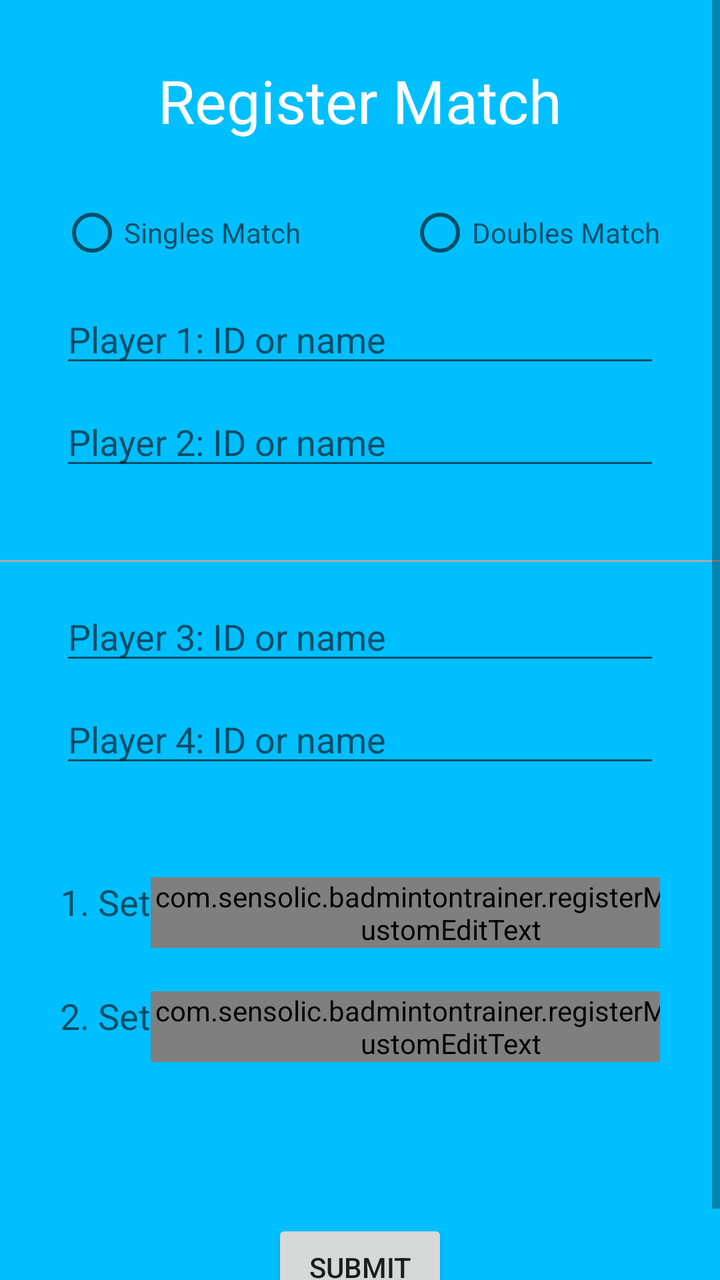
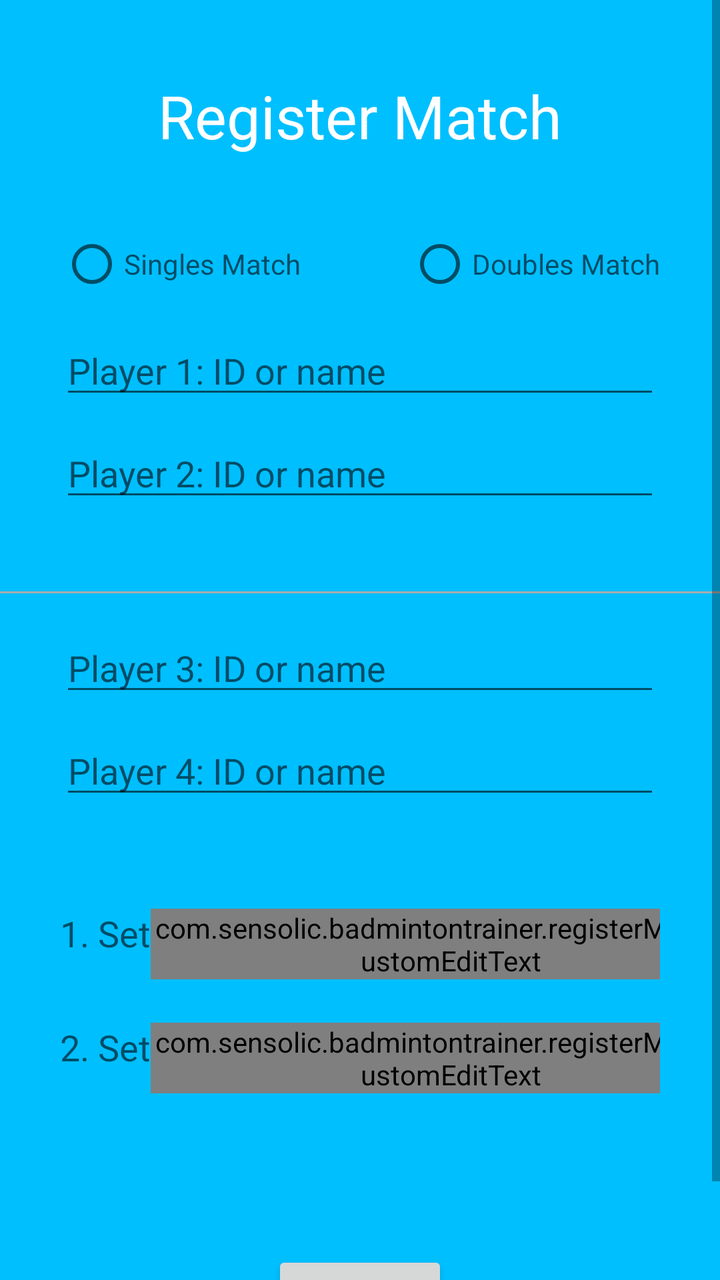

Screens rendered from an Android XML layout before and after an edit, with the pre-edit source and the edit as a unified diff.
<!-- AndroidManifest.xml: application theme AppTheme -->
<!-- res/layout/activity_register_match.xml -->
<?xml version="1.0" encoding="utf-8"?>
<ScrollView xmlns:android="http://schemas.android.com/apk/res/android"
    xmlns:tools="http://schemas.android.com/tools"
    android:id="@+id/registerMatchScrollView"
    android:layout_width="match_parent"
    android:layout_height="match_parent"
    android:focusable="true"
    android:focusableInTouchMode="true"
    android:background="@color/colorPrimaryDark"
    tools:context=".registerMatch.RegisterMatchActivity">

    <RelativeLayout
        android:id="@+id/registerMatchContainer"
        android:layout_width="match_parent"
        android:layout_height="wrap_content"
        android:orientation="vertical">

        <TextView
            android:id="@+id/registerMatchHeadline"
            android:layout_width="wrap_content"
            android:layout_height="wrap_content"
            android:layout_centerInParent="true"
            android:layout_alignParentTop="true"
            android:layout_margin="@dimen/marginRegisterMatch"
            android:text="@string/registerMatchHeadline"
            android:textColor="@color/colorRegisterMatch"
            android:textSize="30sp" />

        <RadioGroup
            android:id="@+id/matchTypeSelector"
            android:layout_width="wrap_content"
            android:layout_height="wrap_content"
            android:layout_marginStart="30dp"
            android:layout_marginEnd="30dp"
            android:layout_below="@id/registerMatchHeadline"
            android:orientation="horizontal">

            <RadioButton
                android:id="@+id/singlesMatchSelector"
                android:layout_width="wrap_content"
                android:layout_height="wrap_content"
                android:hint="Singles Match" />

            <View
                android:layout_width="0dp"
                android:layout_height="0dp"
                android:layout_weight="1" />

            <RadioButton
                android:id="@+id/doublesMatchSelector"
                android:layout_width="wrap_content"
                android:layout_height="wrap_content"
                android:hint="Doubles Match" />
        </RadioGroup>

        <AutoCompleteTextView
            android:id="@+id/team1player1chooser"
            android:layout_width="match_parent"
            android:layout_height="wrap_content"
            android:layout_below="@id/matchTypeSelector"
            android:layout_marginStart="30dp"
            android:layout_marginTop="15dp"
            android:layout_marginEnd="30dp"
            android:lines="1"
            android:hint="Player 1: ID or name"
            android:minWidth="233dp"
            android:imeOptions="actionNext"
            android:inputType="textPersonName"/>

        <AutoCompleteTextView
            android:id="@+id/team1player2chooser"
            android:layout_width="match_parent"
            android:layout_height="wrap_content"
            android:layout_below="@id/team1player1chooser"
            android:layout_marginStart="30dp"
            android:layout_marginTop="10dp"
            android:layout_marginEnd="30dp"
            android:hint="Player 2: ID or name"
            android:minWidth="233dp"
            android:imeOptions="actionNext"
            android:inputType="textPersonName"/>

        <View
            android:id="@+id/playerSeparator1"
            android:layout_width="match_parent"
            android:layout_height="1dp"
            android:layout_below="@id/team1player2chooser"
            android:layout_marginTop="40dp"
            android:background="@android:color/darker_gray"/>

        <AutoCompleteTextView
            android:id="@+id/team2player1chooser"
            android:layout_width="match_parent"
            android:layout_height="wrap_content"
            android:layout_below="@id/playerSeparator1"
            android:layout_marginStart="30dp"
            android:layout_marginTop="15dp"
            android:layout_marginEnd="30dp"
            android:hint="Player 3: ID or name"
            android:minWidth="233dp"
            android:imeOptions="actionNext"
            android:inputType="textPersonName"/>

        <AutoCompleteTextView
            android:id="@+id/team2player2chooser"
            android:layout_width="match_parent"
            android:layout_height="wrap_content"
            android:layout_below="@id/team2player1chooser"
            android:layout_marginStart="30dp"
            android:layout_marginTop="10dp"
            android:layout_marginEnd="30dp"
            android:hint="Player 4: ID or name"
            android:minWidth="233dp"
            android:imeOptions="actionNext"
            android:inputType="textPersonName"/>

        <LinearLayout
            android:id="@+id/score1Container"
            android:layout_width="match_parent"
            android:layout_height="wrap_content"
            android:layout_below="@id/team2player2chooser"
            android:layout_marginStart="30dp"
            android:layout_marginTop="50dp"
            android:layout_marginEnd="30dp"
            android:orientation="horizontal">

            <TextView
                android:layout_width="wrap_content"
                android:layout_height="wrap_content"
                android:textColor="?android:textColorHint"
                android:textSize="18sp"
                android:text="@string/firstSet"/>

            <View
                android:layout_width="0dp"
                android:layout_height="0dp"
                android:layout_weight="2" />

            <com.google.android.material.textfield.TextInputLayout
                android:layout_width="wrap_content"
                android:layout_height="wrap_content"
                android:hint="@string/score1Hint">

                <com.sensolic.badmintontrainer.registerMatch.CustomEditText
                    android:id="@+id/score1Team1"
                    android:layout_width="wrap_content"
                    android:layout_height="wrap_content"
                    android:layout_gravity="center"
                    android:inputType="number"
                    android:maxWidth="150dp"
                    android:minWidth="100dp"
                    android:textAlignment="center"
                    android:imeOptions="actionNext"/>
            </com.google.android.material.textfield.TextInputLayout>

            <TextView
                android:layout_width="wrap_content"
                android:layout_height="wrap_content"
                android:layout_gravity="center"
                android:layout_margin="10dp"
                android:text="@string/scoreSeparator"
                android:textSize="20sp" />

            <com.google.android.material.textfield.TextInputLayout
                android:layout_width="wrap_content"
                android:layout_height="wrap_content"
                android:hint="@string/score2Hint">

                <com.sensolic.badmintontrainer.registerMatch.CustomEditText
                    android:id="@+id/score1Team2"
                    android:layout_width="wrap_content"
                    android:layout_height="wrap_content"
                    android:layout_gravity="center"
                    android:inputType="number"
                    android:maxWidth="150dp"
                    android:minWidth="100dp"
                    android:textAlignment="center"
                    android:imeOptions="actionNext"/>
            </com.google.android.material.textfield.TextInputLayout>

            <View
                android:layout_width="0dp"
                android:layout_height="0dp"
                android:layout_weight="2" />

        </LinearLayout>

        <LinearLayout
            android:id="@+id/score2Container"
            android:layout_width="match_parent"
            android:layout_height="wrap_content"
            android:layout_below="@id/score1Container"
            android:layout_marginStart="30dp"
            android:layout_marginTop="10dp"
            android:layout_marginEnd="30dp"
            android:orientation="horizontal">

            <TextView
                android:layout_width="wrap_content"
                android:layout_height="wrap_content"
                android:textColor="?android:textColorHint"
                android:textSize="18sp"
                android:text="@string/secondSet"/>

            <View
                android:layout_width="0dp"
                android:layout_height="0dp"
                android:layout_weight="2" />

            <com.google.android.material.textfield.TextInputLayout
                android:layout_width="wrap_content"
                android:layout_height="wrap_content"
                android:hint="@string/score1Hint">

                <com.sensolic.badmintontrainer.registerMatch.CustomEditText
                    android:id="@+id/score2Team1"
                    android:layout_width="wrap_content"
                    android:layout_height="wrap_content"
                    android:layout_gravity="center"
                    android:inputType="number"
                    android:maxWidth="150dp"
                    android:minWidth="100dp"
                    android:textAlignment="center"
                    android:imeOptions="actionDone"/>
            </com.google.android.material.textfield.TextInputLayout>

            <TextView
                android:layout_width="wrap_content"
                android:layout_height="wrap_content"
                android:layout_gravity="center"
                android:layout_margin="10dp"
                android:text="@string/scoreSeparator"
                android:textSize="20sp" />

            <com.google.android.material.textfield.TextInputLayout
                android:layout_width="wrap_content"
                android:layout_height="wrap_content"
                android:hint="@string/score2Hint">

                <com.sensolic.badmintontrainer.registerMatch.CustomEditText
                    android:id="@+id/score2Team2"
                    android:layout_width="wrap_content"
                    android:layout_height="wrap_content"
                    android:layout_gravity="center"
                    android:inputType="number"
                    android:maxWidth="150dp"
                    android:minWidth="100dp"
                    android:textAlignment="center"
                    android:imeOptions="actionDone"/>
            </com.google.android.material.textfield.TextInputLayout>

            <View
                android:layout_width="0dp"
                android:layout_height="0dp"
                android:layout_weight="2" />

        </LinearLayout>

        <LinearLayout
            android:id="@+id/score3Container"
            android:layout_width="match_parent"
            android:layout_height="wrap_content"
            android:layout_below="@id/score2Container"
            android:layout_marginStart="30dp"
            android:layout_marginTop="10dp"
            android:layout_marginEnd="30dp"
            android:orientation="horizontal"
            android:visibility="gone">

            <TextView
                android:layout_width="wrap_content"
                android:layout_height="wrap_content"
                android:textColor="?android:textColorHint"
                android:textSize="18sp"
                android:text="@string/thirdSet"/>

            <View
                android:layout_width="0dp"
                android:layout_height="0dp"
                android:layout_weight="2" />

            <com.google.android.material.textfield.TextInputLayout
                android:layout_width="wrap_content"
                android:layout_height="wrap_content"
                android:hint="@string/score1Hint">

                <com.sensolic.badmintontrainer.registerMatch.CustomEditText
                    android:id="@+id/score3Team1"
                    android:layout_width="wrap_content"
                    android:layout_height="wrap_content"
                    android:layout_gravity="center"
                    android:inputType="number"
                    android:maxWidth="150dp"
                    android:minWidth="100dp"
                    android:textAlignment="center"
                    android:imeOptions="actionDone"/>
            </com.google.android.material.textfield.TextInputLayout>

            <TextView
                android:layout_width="wrap_content"
                android:layout_height="wrap_content"
                android:layout_gravity="center"
                android:layout_margin="10dp"
                android:text="@string/scoreSeparator"
                android:textSize="20sp" />

            <com.google.android.material.textfield.TextInputLayout
                android:layout_width="wrap_content"
                android:layout_height="wrap_content"
                android:hint="@string/score2Hint">

                <com.sensolic.badmintontrainer.registerMatch.CustomEditText
                    android:id="@+id/score3Team2"
                    android:layout_width="wrap_content"
                    android:layout_height="wrap_content"
                    android:layout_gravity="center"
                    android:inputType="number"
                    android:maxWidth="150dp"
                    android:minWidth="100dp"
                    android:textAlignment="center"
                    android:imeOptions="actionDone"/>
            </com.google.android.material.textfield.TextInputLayout>

            <View
                android:layout_width="0dp"
                android:layout_height="0dp"
                android:layout_weight="2" />

        </LinearLayout>

        <TextView
            android:id="@+id/errorText"
            android:layout_width="match_parent"
            android:layout_height="wrap_content"
            android:layout_below="@id/score3Container"
            android:layout_gravity="center"
            android:layout_marginStart="30dp"
            android:layout_marginTop="20dp"
            android:layout_marginEnd="30dp"
            android:text=""
            android:textAlignment="center"
            android:textColor="@color/colorError"
            android:textSize="20sp" />

        <Button
            android:id="@+id/submitButton"
            android:layout_width="wrap_content"
            android:layout_height="match_parent"
            android:layout_below="@id/errorText"
            android:layout_centerInParent="true"
            android:layout_marginTop="20dp"
            android:layout_marginBottom="20dp"
            android:text="@string/submitButton" />

    </RelativeLayout>
</ScrollView>
<!-- resources referenced by this layout -->
<resources>
  <color name="colorError">#FF0000</color>
  <color name="colorPrimaryDark">#00BFFF</color>
  <color name="colorRegisterMatch">#FFFFFF</color>
  <dimen name="marginRegisterMatch">30dp</dimen>
  <string name="firstSet">1. Set</string>
  <string name="registerMatchHeadline">Register Match</string>
  <string name="score1Hint">Score 1 </string>
  <string name="score2Hint">Score 2 </string>
  <string name="scoreSeparator">:</string>
  <string name="secondSet">2. Set</string>
  <string name="submitButton">Submit</string>
  <string name="thirdSet">3. Set</string>
  <style name="AppTheme" parent="Theme.AppCompat.Light.NoActionBar">
          
          <item name="colorPrimary">@color/colorPrimary</item>
          <item name="colorPrimaryDark">@color/colorPrimaryDark</item>
          <item name="colorAccent">@color/colorAccent</item>
      </style>
  <color name="colorPrimary">#6200EE</color>
  <color name="colorAccent">#03DAC5</color>
</resources>

<!-- the commit's change to res/layout/activity_register_match.xml (unified diff, before → after) -->
@@ -1,6 +1,7 @@
 <?xml version="1.0" encoding="utf-8"?>
 <ScrollView xmlns:android="http://schemas.android.com/apk/res/android"
     xmlns:tools="http://schemas.android.com/tools"
+    xmlns:app="http://schemas.android.com/apk/res-auto"
     android:id="@+id/registerMatchScrollView"
     android:layout_width="match_parent"
     android:layout_height="match_parent"
@@ -15,16 +16,24 @@
         android:layout_height="wrap_content"
         android:orientation="vertical">
 
-        <TextView
-            android:id="@+id/registerMatchHeadline"
-            android:layout_width="wrap_content"
-            android:layout_height="wrap_content"
-            android:layout_centerInParent="true"
-            android:layout_alignParentTop="true"
-            android:layout_margin="@dimen/marginRegisterMatch"
-            android:text="@string/registerMatchHeadline"
-            android:textColor="@color/colorRegisterMatch"
-            android:textSize="30sp" />
+        <androidx.appcompat.widget.Toolbar
+            android:id="@+id/toolbar"
+            android:layout_width="match_parent"
+            android:layout_height="wrap_content"
+            android:layout_marginTop="30dp"
+            android:layout_marginBottom="30dp"
+            app:contentInsetStartWithNavigation="0dp">
+
+            <TextView
+                android:id="@+id/registerMatchHeadline"
+                android:layout_width="wrap_content"
+                android:layout_height="wrap_content"
+                android:layout_gravity="center"
+                android:text="@string/registerMatchHeadline"
+                android:textColor="@color/colorRegisterMatch"
+                android:textSize="30sp" />
+
+        </androidx.appcompat.widget.Toolbar>
 
         <RadioGroup
             android:id="@+id/matchTypeSelector"
@@ -32,7 +41,7 @@
             android:layout_height="wrap_content"
             android:layout_marginStart="30dp"
             android:layout_marginEnd="30dp"
-            android:layout_below="@id/registerMatchHeadline"
+            android:layout_below="@id/toolbar"
             android:orientation="horizontal">
 
             <RadioButton
<!-- resource entries referenced after the edit -->
@@ -3,7 +3,6 @@
   <color name="colorError">#FF0000</color>
   <color name="colorPrimaryDark">#00BFFF</color>
   <color name="colorRegisterMatch">#FFFFFF</color>
-  <dimen name="marginRegisterMatch">30dp</dimen>
   <string name="firstSet">1. Set</string>
   <string name="registerMatchHeadline">Register Match</string>
   <string name="score1Hint">Score 1 </string>
